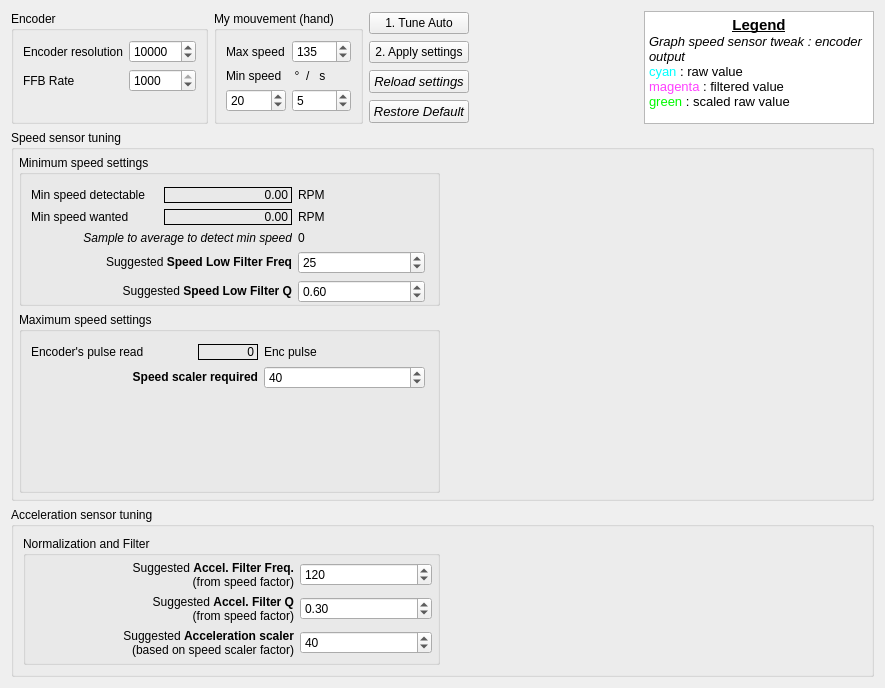
Qt form res/encoder_tune.ui (Ultrawipf/OpenFFBoard-configurator) before a commit.
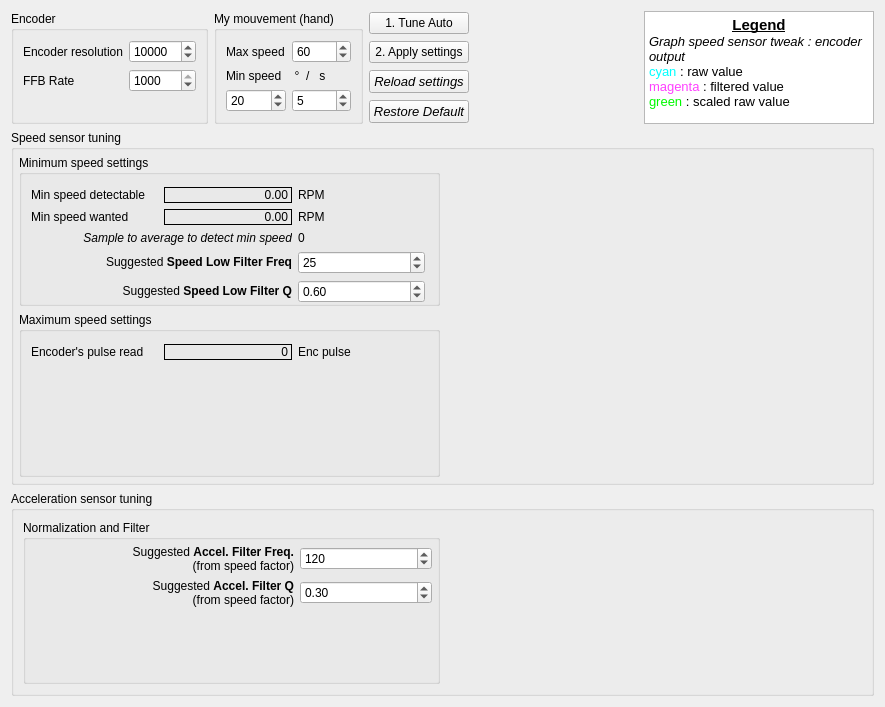
The same form after that commit. Custom widgets are drawn as their Qt base class.

Commit message: Fix the Advanced Encoder tuning UI.

The edit to the form file:
```diff
--- a/res/encoder_tune.ui
+++ b/res/encoder_tune.ui
@@ -7,7 +7,7 @@
     <x>0</x>
     <y>0</y>
     <width>885</width>
-    <height>688</height>
+    <height>707</height>
    </rect>
   </property>
   <property name="sizePolicy">
@@ -91,13 +91,6 @@
         </property>
        </widget>
       </item>
-      <item row="0" column="0">
-       <widget class="QLabel" name="label_3">
-        <property name="text">
-         <string>Max speed</string>
-        </property>
-       </widget>
-      </item>
       <item row="2" column="1">
        <widget class="QSpinBox" name="spinBox_minSec">
         <property name="maximum">
@@ -118,13 +111,20 @@
         </property>
        </widget>
       </item>
+      <item row="0" column="0">
+       <widget class="QLabel" name="label_3">
+        <property name="text">
+         <string>Max speed</string>
+        </property>
+       </widget>
+      </item>
       <item row="0" column="1">
        <widget class="QSpinBox" name="spinBox_maxSpeed">
         <property name="maximum">
          <number>300</number>
         </property>
         <property name="value">
-         <number>135</number>
+         <number>60</number>
         </property>
        </widget>
       </item>
@@ -149,7 +149,7 @@
      <property name="title">
       <string>Speed sensor tuning</string>
      </property>
-     <layout class="QGridLayout" name="gridLayout_4" rowstretch="0,0" columnstretch="0,0">
+     <layout class="QGridLayout" name="gridLayout_4" rowstretch="0,1" columnstretch="0,0">
       <property name="leftMargin">
        <number>5</number>
       </property>
@@ -330,10 +330,22 @@
       </item>
       <item row="1" column="0">
        <widget class="QGroupBox" name="groupBox_5">
+        <property name="sizePolicy">
+         <sizepolicy hsizetype="Preferred" vsizetype="MinimumExpanding">
+          <horstretch>0</horstretch>
+          <verstretch>0</verstretch>
+         </sizepolicy>
+        </property>
+        <property name="minimumSize">
+         <size>
+          <width>0</width>
+          <height>165</height>
+         </size>
+        </property>
         <property name="title">
          <string>Maximum speed settings</string>
         </property>
-        <layout class="QGridLayout" name="gridLayout_5" columnminimumwidth="140,60,60">
+        <layout class="QGridLayout" name="gridLayout_5">
          <property name="sizeConstraint">
           <enum>QLayout::SetDefaultConstraint</enum>
          </property>
@@ -346,13 +358,6 @@
          <property name="bottomMargin">
           <number>12</number>
          </property>
-         <item row="0" column="0">
-          <widget class="QLabel" name="label_8">
-           <property name="text">
-            <string>Encoder's pulse read</string>
-           </property>
-          </widget>
-         </item>
          <item row="0" column="2">
           <widget class="QLabel" name="label_11">
            <property name="text">
@@ -360,16 +365,6 @@
            </property>
           </widget>
          </item>
-         <item row="1" column="0" colspan="2">
-          <widget class="QLabel" name="label_12">
-           <property name="text">
-            <string>&lt;html&gt;&lt;head/&gt;&lt;body&gt;&lt;p&gt;&lt;span style=&quot; font-weight:700;&quot;&gt;Speed scaler required&lt;/span&gt;&lt;/p&gt;&lt;/body&gt;&lt;/html&gt;</string>
-           </property>
-           <property name="alignment">
-            <set>Qt::AlignRight|Qt::AlignTrailing|Qt::AlignVCenter</set>
-           </property>
-          </widget>
-         </item>
          <item row="0" column="1">
           <widget class="QLabel" name="label_maxPulse">
            <property name="styleSheet">
@@ -386,29 +381,13 @@
            </property>
           </widget>
          </item>
-         <item row="1" column="2">
-          <widget class="QDoubleSpinBox" name="doubleSpinBox_speedScaler">
-           <property name="decimals">
-            <number>0</number>
-           </property>
-           <property name="minimum">
-            <double>1.000000000000000</double>
-           </property>
-           <property name="maximum">
-            <double>10000.000000000000000</double>
-           </property>
-           <property name="value">
-            <double>40.000000000000000</double>
-           </property>
-          </widget>
-         </item>
-         <item row="2" column="0">
+         <item row="1" column="0">
           <spacer name="verticalSpacer">
            <property name="orientation">
             <enum>Qt::Vertical</enum>
            </property>
            <property name="sizeType">
-            <enum>QSizePolicy::Expanding</enum>
+            <enum>QSizePolicy::MinimumExpanding</enum>
            </property>
            <property name="sizeHint" stdset="0">
             <size>
@@ -418,6 +397,13 @@
            </property>
           </spacer>
          </item>
+         <item row="0" column="0">
+          <widget class="QLabel" name="label_8">
+           <property name="text">
+            <string>Encoder's pulse read</string>
+           </property>
+          </widget>
+         </item>
         </layout>
        </widget>
       </item>
@@ -556,6 +542,32 @@
          <property name="bottomMargin">
           <number>5</number>
          </property>
+         <item row="0" column="2">
+          <widget class="QSpinBox" name="spinBox_accelFreq">
+           <property name="maximum">
+            <number>500</number>
+           </property>
+           <property name="value">
+            <number>120</number>
+           </property>
+          </widget>
+         </item>
+         <item row="1" column="2">
+          <widget class="QDoubleSpinBox" name="doubleSpinBox_accelQ">
+           <property name="minimum">
+            <double>0.100000000000000</double>
+           </property>
+           <property name="maximum">
+            <double>1.200000000000000</double>
+           </property>
+           <property name="singleStep">
+            <double>0.010000000000000</double>
+           </property>
+           <property name="value">
+            <double>0.300000000000000</double>
+           </property>
+          </widget>
+         </item>
          <item row="0" column="0" colspan="2">
           <widget class="QLabel" name="label_6">
            <property name="text">
@@ -566,61 +578,6 @@
            </property>
           </widget>
          </item>
-         <item row="2" column="2">
-          <widget class="QSpinBox" name="spinBox_accelScaler">
-           <property name="sizePolicy">
-            <sizepolicy hsizetype="Minimum" vsizetype="Fixed">
-             <horstretch>0</horstretch>
-             <verstretch>0</verstretch>
-            </sizepolicy>
-           </property>
-           <property name="minimum">
-            <number>1</number>
-           </property>
-           <property name="maximum">
-            <number>10000</number>
-           </property>
-           <property name="value">
-            <number>40</number>
-           </property>
-          </widget>
-         </item>
-         <item row="2" column="0" colspan="2">
-          <widget class="QLabel" name="label_14">
-           <property name="text">
-            <string>&lt;html&gt;&lt;head/&gt;&lt;body&gt;&lt;p&gt;Suggested &lt;span style=&quot; font-weight:700;&quot;&gt;Acceleration scaler&lt;/span&gt;&lt;br/&gt;(based on speed scaler factor)&lt;/p&gt;&lt;/body&gt;&lt;/html&gt;</string>
-           </property>
-           <property name="alignment">
-            <set>Qt::AlignRight|Qt::AlignTrailing|Qt::AlignVCenter</set>
-           </property>
-          </widget>
-         </item>
-         <item row="1" column="2">
-          <widget class="QDoubleSpinBox" name="doubleSpinBox_accelQ">
-           <property name="minimum">
-            <double>0.100000000000000</double>
-           </property>
-           <property name="maximum">
-            <double>1.200000000000000</double>
-           </property>
-           <property name="singleStep">
-            <double>0.010000000000000</double>
-           </property>
-           <property name="value">
-            <double>0.300000000000000</double>
-           </property>
-          </widget>
-         </item>
-         <item row="0" column="2">
-          <widget class="QSpinBox" name="spinBox_accelFreq">
-           <property name="maximum">
-            <number>500</number>
-           </property>
-           <property name="value">
-            <number>120</number>
-           </property>
-          </widget>
-         </item>
          <item row="1" column="0" colspan="2">
           <widget class="QLabel" name="label_9">
            <property name="text">
@@ -631,6 +588,19 @@
            </property>
           </widget>
          </item>
+         <item row="2" column="0" colspan="3">
+          <spacer name="verticalSpacer_2">
+           <property name="orientation">
+            <enum>Qt::Vertical</enum>
+           </property>
+           <property name="sizeHint" stdset="0">
+            <size>
+             <width>20</width>
+             <height>40</height>
+            </size>
+           </property>
+          </spacer>
+         </item>
         </layout>
        </widget>
       </item>
```
Left out of the diff: 1 changed line with no effect on the pictures. The commit also changes 1 other file.
